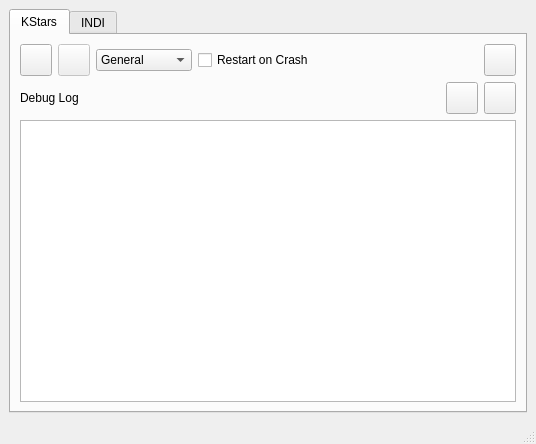
Qt form debuggerview.ui (knro/ekosdebugger) before a commit.
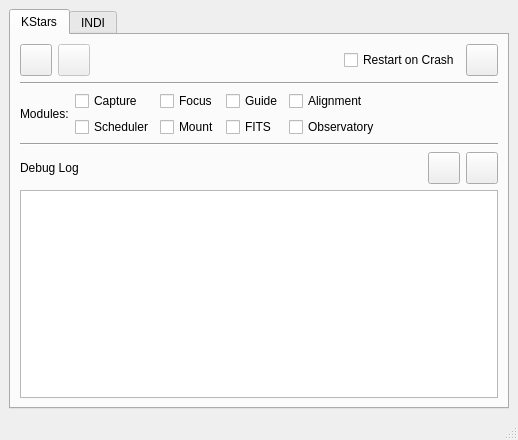
The same form after that commit. Icons and pictures are not drawn.

Commit message: Use DBUS to control logging per module

Diff of the .ui file:
```diff
--- a/debuggerview.ui
+++ b/debuggerview.ui
@@ -6,8 +6,8 @@
    <rect>
     <x>0</x>
     <y>0</y>
-    <width>536</width>
-    <height>444</height>
+    <width>514</width>
+    <height>436</height>
    </rect>
   </property>
   <property name="windowTitle">
@@ -92,65 +92,6 @@
             </property>
            </widget>
           </item>
-          <item>
-           <widget class="QComboBox" name="comboBox">
-            <property name="toolTip">
-             <string>What do you want to specifically troubleshoot?</string>
-            </property>
-            <item>
-             <property name="text">
-              <string>General</string>
-             </property>
-            </item>
-            <item>
-             <property name="text">
-              <string>Capture</string>
-             </property>
-            </item>
-            <item>
-             <property name="text">
-              <string>Focus</string>
-             </property>
-            </item>
-            <item>
-             <property name="text">
-              <string>Guide</string>
-             </property>
-            </item>
-            <item>
-             <property name="text">
-              <string>Alignment</string>
-             </property>
-            </item>
-            <item>
-             <property name="text">
-              <string>Scheduler</string>
-             </property>
-            </item>
-            <item>
-             <property name="text">
-              <string>Mount</string>
-             </property>
-            </item>
-            <item>
-             <property name="text">
-              <string>FITS</string>
-             </property>
-            </item>
-            <item>
-             <property name="text">
-              <string>Observatory</string>
-             </property>
-            </item>
-           </widget>
-          </item>
-          <item>
-           <widget class="QCheckBox" name="restartKStarsCB">
-            <property name="text">
-             <string>Restart on Crash</string>
-            </property>
-           </widget>
-          </item>
           <item>
            <spacer name="horizontalSpacer_3">
             <property name="orientation">
@@ -164,6 +105,13 @@
             </property>
            </spacer>
           </item>
+          <item>
+           <widget class="QCheckBox" name="restartKStarsCB">
+            <property name="text">
+             <string>Restart on Crash</string>
+            </property>
+           </widget>
+          </item>
           <item>
            <widget class="QPushButton" name="saveKStarsLogsB">
             <property name="minimumSize">
@@ -198,6 +146,128 @@
           </item>
          </layout>
         </item>
+        <item>
+         <widget class="Line" name="line">
+          <property name="orientation">
+           <enum>Qt::Horizontal</enum>
+          </property>
+         </widget>
+        </item>
+        <item>
+         <layout class="QHBoxLayout" name="horizontalLayout_2">
+          <item>
+           <widget class="QLabel" name="label_2">
+            <property name="text">
+             <string>Modules:</string>
+            </property>
+           </widget>
+          </item>
+          <item>
+           <layout class="QGridLayout" name="gridLayout">
+            <item row="1" column="1">
+             <widget class="QCheckBox" name="mountCheck">
+              <property name="text">
+               <string>Mount</string>
+              </property>
+              <attribute name="buttonGroup">
+               <string notr="true">modulesButtonGroup</string>
+              </attribute>
+             </widget>
+            </item>
+            <item row="0" column="0">
+             <widget class="QCheckBox" name="captureCheck">
+              <property name="text">
+               <string>Capture</string>
+              </property>
+              <attribute name="buttonGroup">
+               <string notr="true">modulesButtonGroup</string>
+              </attribute>
+             </widget>
+            </item>
+            <item row="1" column="0">
+             <widget class="QCheckBox" name="schedulerCheck">
+              <property name="text">
+               <string>Scheduler</string>
+              </property>
+              <attribute name="buttonGroup">
+               <string notr="true">modulesButtonGroup</string>
+              </attribute>
+             </widget>
+            </item>
+            <item row="0" column="1">
+             <widget class="QCheckBox" name="focusCheck">
+              <property name="text">
+               <string>Focus</string>
+              </property>
+              <attribute name="buttonGroup">
+               <string notr="true">modulesButtonGroup</string>
+              </attribute>
+             </widget>
+            </item>
+            <item row="0" column="2">
+             <widget class="QCheckBox" name="guideCheck">
+              <property name="text">
+               <string>Guide</string>
+              </property>
+              <attribute name="buttonGroup">
+               <string notr="true">modulesButtonGroup</string>
+              </attribute>
+             </widget>
+            </item>
+            <item row="0" column="3">
+             <widget class="QCheckBox" name="alignCheck">
+              <property name="text">
+               <string>Alignment</string>
+              </property>
+              <attribute name="buttonGroup">
+               <string notr="true">modulesButtonGroup</string>
+              </attribute>
+             </widget>
+            </item>
+            <item row="1" column="3">
+             <widget class="QCheckBox" name="observatoryCheck">
+              <property name="text">
+               <string>Observatory</string>
+              </property>
+              <attribute name="buttonGroup">
+               <string notr="true">modulesButtonGroup</string>
+              </attribute>
+             </widget>
+            </item>
+            <item row="1" column="2">
+             <widget class="QCheckBox" name="FITSCheck">
+              <property name="text">
+               <string>FITS</string>
+              </property>
+              <attribute name="buttonGroup">
+               <string notr="true">modulesButtonGroup</string>
+              </attribute>
+             </widget>
+            </item>
+           </layout>
+          </item>
+          <item>
+           <spacer name="horizontalSpacer_2">
+            <property name="orientation">
+             <enum>Qt::Horizontal</enum>
+            </property>
+            <property name="sizeHint" stdset="0">
+             <size>
+              <width>40</width>
+              <height>20</height>
+             </size>
+            </property>
+           </spacer>
+          </item>
+         </layout>
+        </item>
+        <item>
+         <widget class="Line" name="line_2">
+          <property name="orientation">
+           <enum>Qt::Horizontal</enum>
+          </property>
+         </widget>
+        </item>
         <item>
          <layout class="QHBoxLayout" name="horizontalLayout">
           <item>
```
Left out of the diff: 27 changed lines with no effect on the pictures. The commit also changes 4 other files.
